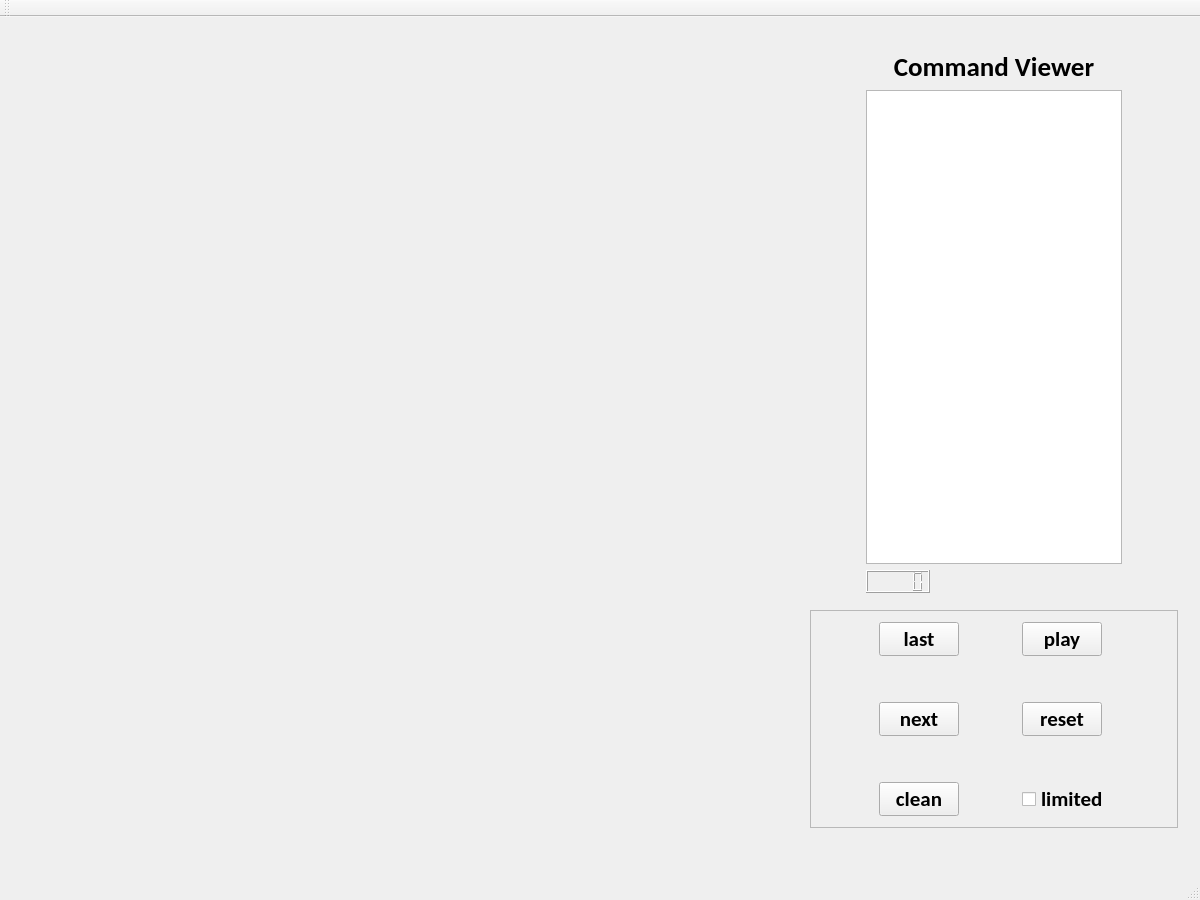
First picture: the form in BigProject/mymainwindow.ui, repository HaoyunHong/Analog-interface-of-digital-microfluidic-biochip, before the edit.
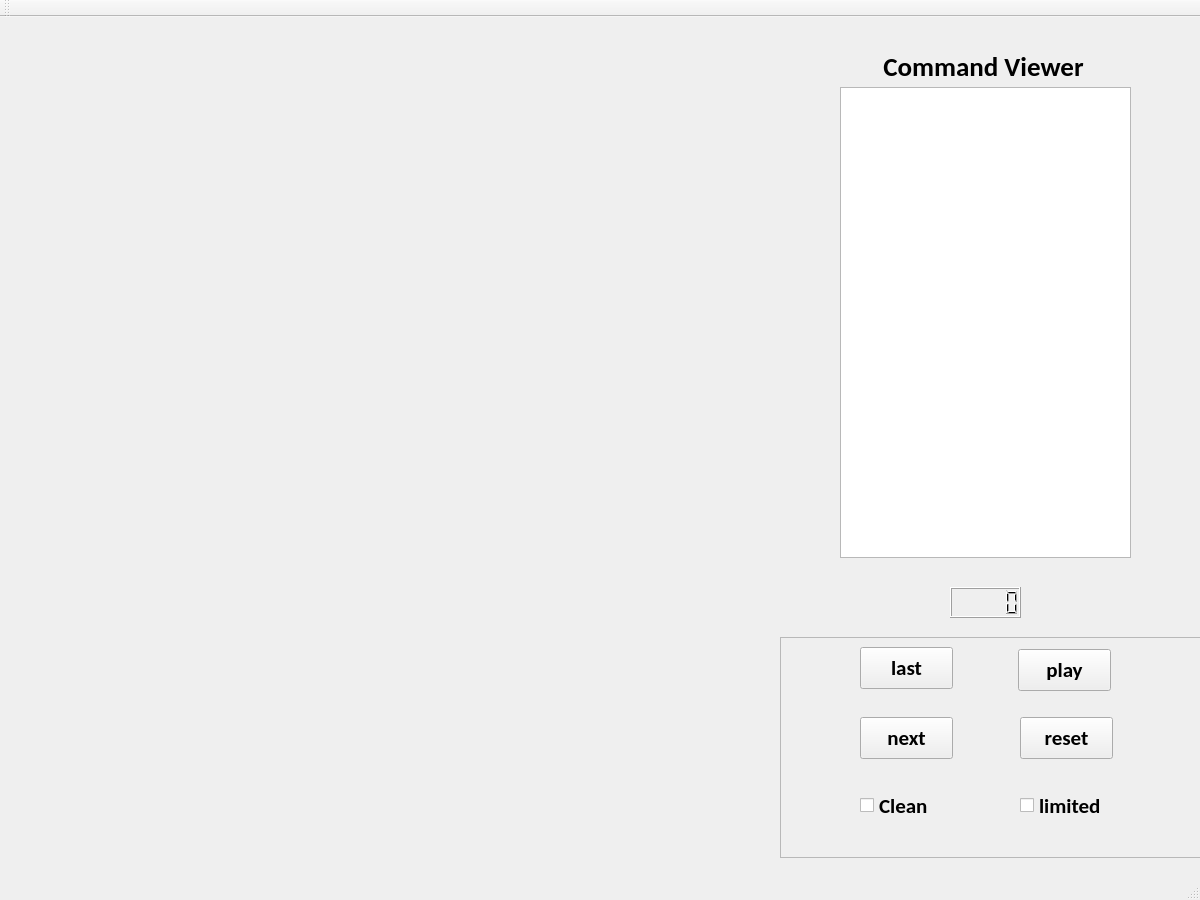
Second picture: the form after the edit.

The edit to the form file:
```diff
--- a/BigProject/mymainwindow.ui
+++ b/BigProject/mymainwindow.ui
@@ -14,210 +14,47 @@
    <string>myMainWindow</string>
   </property>
   <widget class="QWidget" name="centralWidget">
-   <layout class="QGridLayout" name="gridLayout_2">
-    <item row="0" column="0">
-     <spacer name="horizontalSpacer">
-      <property name="orientation">
-       <enum>Qt::Horizontal</enum>
-      </property>
-      <property name="sizeType">
-       <enum>QSizePolicy::Expanding</enum>
-      </property>
-      <property name="sizeHint" stdset="0">
-       <size>
-        <width>788</width>
-        <height>20</height>
-       </size>
-      </property>
-     </spacer>
-    </item>
-    <item row="0" column="1">
      <widget class="QWidget" name="widget_2" native="true">
+    <property name="geometry">
+     <rect>
+      <x>838</x>
+      <y>11</y>
+      <width>351</width>
+      <height>461</height>
+     </rect>
+    </property>
       <property name="sizePolicy">
        <sizepolicy hsizetype="Preferred" vsizetype="Preferred">
         <horstretch>0</horstretch>
         <verstretch>0</verstretch>
        </sizepolicy>
       </property>
-      <layout class="QGridLayout" name="gridLayout_3">
-       <item row="3" column="0">
-        <spacer name="verticalSpacer_5">
-         <property name="orientation">
-          <enum>Qt::Vertical</enum>
-         </property>
-         <property name="sizeType">
-          <enum>QSizePolicy::Fixed</enum>
-         </property>
-         <property name="sizeHint" stdset="0">
-          <size>
-           <width>20</width>
-           <height>28</height>
-          </size>
-         </property>
-        </spacer>
-       </item>
-       <item row="0" column="0">
-        <widget class="QWidget" name="widget" native="true">
-         <property name="sizePolicy">
-          <sizepolicy hsizetype="Preferred" vsizetype="Expanding">
-           <horstretch>0</horstretch>
-           <verstretch>0</verstretch>
-          </sizepolicy>
-         </property>
-         <layout class="QGridLayout" name="gridLayout_4">
-          <item row="0" column="0">
-           <widget class="QLabel" name="commandViewerlabel">
-            <property name="font">
-             <font>
-              <family>Calibri</family>
-              <pointsize>20</pointsize>
-              <weight>75</weight>
-              <bold>true</bold>
-             </font>
-            </property>
-            <property name="layoutDirection">
-             <enum>Qt::LeftToRight</enum>
-            </property>
-            <property name="text">
-             <string>Command Viewer</string>
-            </property>
-            <property name="alignment">
-             <set>Qt::AlignCenter</set>
-            </property>
-           </widget>
-          </item>
-          <item row="1" column="0">
-           <widget class="QTextEdit" name="commandTextEdit">
-            <property name="sizePolicy">
-             <sizepolicy hsizetype="Preferred" vsizetype="Expanding">
-              <horstretch>0</horstretch>
-              <verstretch>0</verstretch>
-             </sizepolicy>
-            </property>
-            <property name="font">
-             <font>
-              <family>Calibri</family>
-              <pointsize>16</pointsize>
-              <weight>75</weight>
-              <bold>true</bold>
-             </font>
-            </property>
-            <property name="readOnly">
-             <bool>true</bool>
-            </property>
-           </widget>
-          </item>
-          <item row="2" column="0">
-           <widget class="QLCDNumber" name="lcdNumber">
-            <property name="sizePolicy">
-             <sizepolicy hsizetype="Fixed" vsizetype="Fixed">
-              <horstretch>0</horstretch>
-              <verstretch>0</verstretch>
-             </sizepolicy>
-            </property>
-           </widget>
-          </item>
-         </layout>
-        </widget>
-       </item>
-       <item row="2" column="0">
+    <layout class="QGridLayout" name="gridLayout_3"/>
+   </widget>
         <widget class="QFrame" name="frame">
+    <property name="geometry">
+     <rect>
+      <x>780</x>
+      <y>620</y>
+      <width>421</width>
+      <height>221</height>
+     </rect>
+    </property>
          <property name="frameShape">
           <enum>QFrame::StyledPanel</enum>
          </property>
          <property name="frameShadow">
           <enum>QFrame::Raised</enum>
          </property>
-         <layout class="QGridLayout" name="gridLayout">
-          <item row="2" column="4">
-           <spacer name="horizontalSpacer_7">
-            <property name="orientation">
-             <enum>Qt::Horizontal</enum>
-            </property>
-            <property name="sizeHint" stdset="0">
-             <size>
-              <width>30</width>
-              <height>20</height>
-             </size>
-            </property>
-           </spacer>
-          </item>
-          <item row="3" column="3">
-           <spacer name="verticalSpacer_6">
-            <property name="orientation">
-             <enum>Qt::Vertical</enum>
-            </property>
-            <property name="sizeType">
-             <enum>QSizePolicy::Fixed</enum>
-            </property>
-            <property name="sizeHint" stdset="0">
-             <size>
-              <width>20</width>
-              <height>40</height>
-             </size>
-            </property>
-           </spacer>
-          </item>
-          <item row="3" column="1">
-           <spacer name="verticalSpacer_4">
-            <property name="orientation">
-             <enum>Qt::Vertical</enum>
-            </property>
-            <property name="sizeType">
-             <enum>QSizePolicy::Fixed</enum>
-            </property>
-            <property name="sizeHint" stdset="0">
-             <size>
-              <width>20</width>
-              <height>40</height>
-             </size>
-            </property>
-           </spacer>
-          </item>
-          <item row="1" column="1">
-           <spacer name="verticalSpacer_2">
-            <property name="orientation">
-             <enum>Qt::Vertical</enum>
-            </property>
-            <property name="sizeType">
-             <enum>QSizePolicy::Fixed</enum>
-            </property>
-            <property name="sizeHint" stdset="0">
-             <size>
-              <width>20</width>
-              <height>40</height>
-             </size>
-            </property>
-           </spacer>
-          </item>
-          <item row="4" column="0">
-           <spacer name="horizontalSpacer_9">
-            <property name="orientation">
-             <enum>Qt::Horizontal</enum>
-            </property>
-            <property name="sizeHint" stdset="0">
-             <size>
-              <width>30</width>
-              <height>20</height>
-             </size>
-            </property>
-           </spacer>
-          </item>
-          <item row="0" column="2">
-           <spacer name="horizontalSpacer_4">
-            <property name="orientation">
-             <enum>Qt::Horizontal</enum>
-            </property>
-            <property name="sizeHint" stdset="0">
-             <size>
-              <width>37</width>
-              <height>20</height>
-             </size>
-            </property>
-           </spacer>
-          </item>
-          <item row="0" column="1">
            <widget class="QPushButton" name="lastButton">
+     <property name="geometry">
+      <rect>
+       <x>80</x>
+       <y>10</y>
+       <width>93</width>
+       <height>42</height>
+      </rect>
+     </property>
             <property name="sizePolicy">
              <sizepolicy hsizetype="Maximum" vsizetype="Fixed">
               <horstretch>0</horstretch>
@@ -236,9 +73,15 @@
              <string>last</string>
             </property>
            </widget>
-          </item>
-          <item row="2" column="1">
            <widget class="QPushButton" name="nextButton">
+     <property name="geometry">
+      <rect>
+       <x>80</x>
+       <y>80</y>
+       <width>93</width>
+       <height>42</height>
+      </rect>
+     </property>
             <property name="sizePolicy">
              <sizepolicy hsizetype="Maximum" vsizetype="Fixed">
               <horstretch>0</horstretch>
@@ -257,51 +100,15 @@
              <string>next</string>
             </property>
            </widget>
-          </item>
-          <item row="4" column="4">
-           <spacer name="horizontalSpacer_10">
-            <property name="orientation">
-             <enum>Qt::Horizontal</enum>
-            </property>
-            <property name="sizeHint" stdset="0">
-             <size>
-              <width>30</width>
-              <height>20</height>
-             </size>
-            </property>
-           </spacer>
-          </item>
-          <item row="1" column="3">
-           <spacer name="verticalSpacer_3">
-            <property name="orientation">
-             <enum>Qt::Vertical</enum>
-            </property>
-            <property name="sizeType">
-             <enum>QSizePolicy::Fixed</enum>
-            </property>
-            <property name="sizeHint" stdset="0">
-             <size>
-              <width>20</width>
-              <height>40</height>
-             </size>
-            </property>
-           </spacer>
-          </item>
-          <item row="2" column="2">
-           <spacer name="horizontalSpacer_5">
-            <property name="orientation">
-             <enum>Qt::Horizontal</enum>
-            </property>
-            <property name="sizeHint" stdset="0">
-             <size>
-              <width>37</width>
-              <height>20</height>
-             </size>
-            </property>
-           </spacer>
-          </item>
-          <item row="2" column="3">
            <widget class="QPushButton" name="resetButton">
+     <property name="geometry">
+      <rect>
+       <x>240</x>
+       <y>80</y>
+       <width>93</width>
+       <height>42</height>
+      </rect>
+     </property>
             <property name="sizePolicy">
              <sizepolicy hsizetype="Fixed" vsizetype="Fixed">
               <horstretch>0</horstretch>
@@ -320,69 +127,15 @@
              <string>reset</string>
             </property>
            </widget>
-          </item>
-          <item row="0" column="4">
-           <spacer name="horizontalSpacer_6">
-            <property name="orientation">
-             <enum>Qt::Horizontal</enum>
-            </property>
-            <property name="sizeHint" stdset="0">
-             <size>
-              <width>30</width>
-              <height>20</height>
-             </size>
-            </property>
-           </spacer>
-          </item>
-          <item row="4" column="1">
-           <widget class="QPushButton" name="cleanButton">
-            <property name="sizePolicy">
-             <sizepolicy hsizetype="Maximum" vsizetype="Fixed">
-              <horstretch>0</horstretch>
-              <verstretch>0</verstretch>
-             </sizepolicy>
-            </property>
-            <property name="font">
-             <font>
-              <family>Calibri</family>
-              <pointsize>16</pointsize>
-              <weight>75</weight>
-              <bold>true</bold>
-             </font>
-            </property>
-            <property name="text">
-             <string>clean</string>
-            </property>
-           </widget>
-          </item>
-          <item row="2" column="0">
-           <spacer name="horizontalSpacer_3">
-            <property name="orientation">
-             <enum>Qt::Horizontal</enum>
-            </property>
-            <property name="sizeHint" stdset="0">
-             <size>
-              <width>30</width>
-              <height>20</height>
-             </size>
-            </property>
-           </spacer>
-          </item>
-          <item row="0" column="0">
-           <spacer name="horizontalSpacer_2">
-            <property name="orientation">
-             <enum>Qt::Horizontal</enum>
-            </property>
-            <property name="sizeHint" stdset="0">
-             <size>
-              <width>32</width>
-              <height>20</height>
-             </size>
-            </property>
-           </spacer>
-          </item>
-          <item row="0" column="3">
            <widget class="QPushButton" name="playButton">
+     <property name="geometry">
+      <rect>
+       <x>238</x>
+       <y>12</y>
+       <width>93</width>
+       <height>42</height>
+      </rect>
+     </property>
             <property name="sizePolicy">
              <sizepolicy hsizetype="Fixed" vsizetype="Fixed">
               <horstretch>0</horstretch>
@@ -401,9 +154,15 @@
              <string>play</string>
             </property>
            </widget>
-          </item>
-          <item row="4" column="3">
            <widget class="QCheckBox" name="limitedCheckBox">
+     <property name="geometry">
+      <rect>
+       <x>240</x>
+       <y>150</y>
+       <width>107</width>
+       <height>37</height>
+      </rect>
+     </property>
             <property name="sizePolicy">
              <sizepolicy hsizetype="Fixed" vsizetype="Fixed">
               <horstretch>0</horstretch>
@@ -422,27 +181,120 @@
              <string>limited</string>
             </property>
            </widget>
-          </item>
-          <item row="4" column="2">
-           <spacer name="horizontalSpacer_8">
-            <property name="orientation">
-             <enum>Qt::Horizontal</enum>
-            </property>
-            <property name="sizeHint" stdset="0">
-             <size>
-              <width>40</width>
-              <height>20</height>
-             </size>
-            </property>
-           </spacer>
-          </item>
-         </layout>
-        </widget>
-       </item>
-      </layout>
-     </widget>
-    </item>
-   </layout>
+    <widget class="QCheckBox" name="cleanCheckBox">
+     <property name="geometry">
+      <rect>
+       <x>80</x>
+       <y>150</y>
+       <width>89</width>
+       <height>37</height>
+      </rect>
+     </property>
+     <property name="sizePolicy">
+      <sizepolicy hsizetype="Fixed" vsizetype="Fixed">
+       <horstretch>0</horstretch>
+       <verstretch>0</verstretch>
+      </sizepolicy>
+     </property>
+     <property name="font">
+      <font>
+       <family>Calibri</family>
+       <pointsize>16</pointsize>
+       <weight>75</weight>
+       <bold>true</bold>
+      </font>
+     </property>
+     <property name="text">
+      <string>Clean</string>
+     </property>
+    </widget>
+   </widget>
+   <widget class="QWidget" name="widget" native="true">
+    <property name="geometry">
+     <rect>
+      <x>770</x>
+      <y>20</y>
+      <width>431</width>
+      <height>601</height>
+     </rect>
+    </property>
+    <property name="sizePolicy">
+     <sizepolicy hsizetype="Preferred" vsizetype="Expanding">
+      <horstretch>0</horstretch>
+      <verstretch>0</verstretch>
+     </sizepolicy>
+    </property>
+    <widget class="QLabel" name="commandViewerlabel">
+     <property name="geometry">
+      <rect>
+       <x>90</x>
+       <y>10</y>
+       <width>247</width>
+       <height>40</height>
+      </rect>
+     </property>
+     <property name="font">
+      <font>
+       <family>Calibri</family>
+       <pointsize>20</pointsize>
+       <weight>75</weight>
+       <bold>true</bold>
+      </font>
+     </property>
+     <property name="layoutDirection">
+      <enum>Qt::LeftToRight</enum>
+     </property>
+     <property name="text">
+      <string>Command Viewer</string>
+     </property>
+     <property name="alignment">
+      <set>Qt::AlignCenter</set>
+     </property>
+    </widget>
+    <widget class="QTextEdit" name="commandTextEdit">
+     <property name="geometry">
+      <rect>
+       <x>70</x>
+       <y>50</y>
+       <width>291</width>
+       <height>471</height>
+      </rect>
+     </property>
+     <property name="sizePolicy">
+      <sizepolicy hsizetype="Preferred" vsizetype="Expanding">
+       <horstretch>0</horstretch>
+       <verstretch>0</verstretch>
+      </sizepolicy>
+     </property>
+     <property name="font">
+      <font>
+       <family>Calibri</family>
+       <pointsize>16</pointsize>
+       <weight>75</weight>
+       <bold>true</bold>
+      </font>
+     </property>
+     <property name="readOnly">
+      <bool>true</bool>
+     </property>
+    </widget>
+    <widget class="QLCDNumber" name="lcdNumber">
+     <property name="geometry">
+      <rect>
+       <x>180</x>
+       <y>550</y>
+       <width>71</width>
+       <height>31</height>
+      </rect>
+     </property>
+     <property name="sizePolicy">
+      <sizepolicy hsizetype="Fixed" vsizetype="Fixed">
+       <horstretch>0</horstretch>
+       <verstretch>0</verstretch>
+      </sizepolicy>
+     </property>
+    </widget>
+   </widget>
   </widget>
   <widget class="QMenuBar" name="menuBar">
    <property name="geometry">
```
Lines whose indentation alone changed are shown as unchanged.
